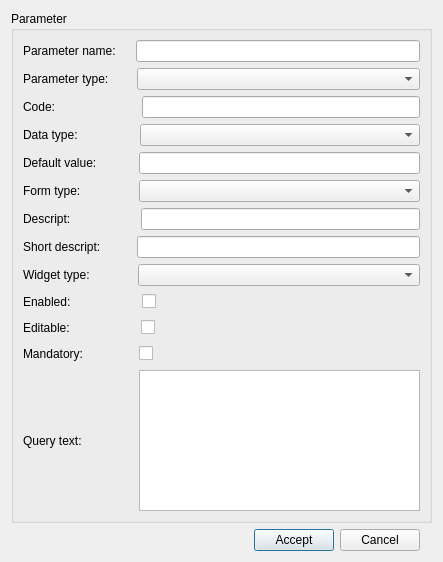
Qt form core/ui/admin/admin_visitparam.ui (Giswater/giswater_qgis_plugin) before a commit.
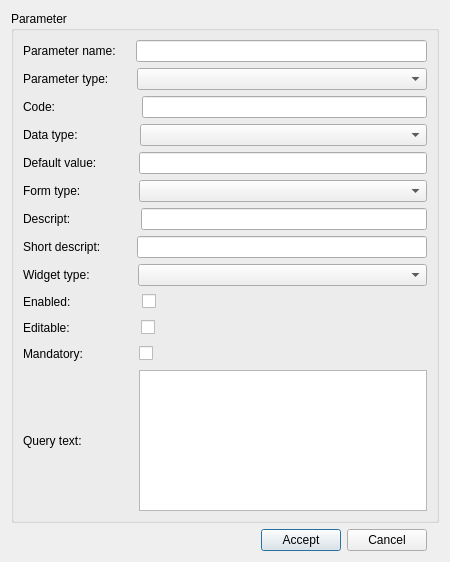
The same form after that commit.

Commit message: feat(admin.ui): reorder tab order

Diff of the .ui file:
```diff
--- a/core/ui/admin/admin_visitparam.ui
+++ b/core/ui/admin/admin_visitparam.ui
@@ -6,7 +6,7 @@
    <rect>
     <x>0</x>
     <y>0</y>
-    <width>443</width>
+    <width>450</width>
     <height>562</height>
    </rect>
   </property>
```
Left out of the diff: 17 changed lines with no effect on the pictures. The commit also changes 4 other files.
